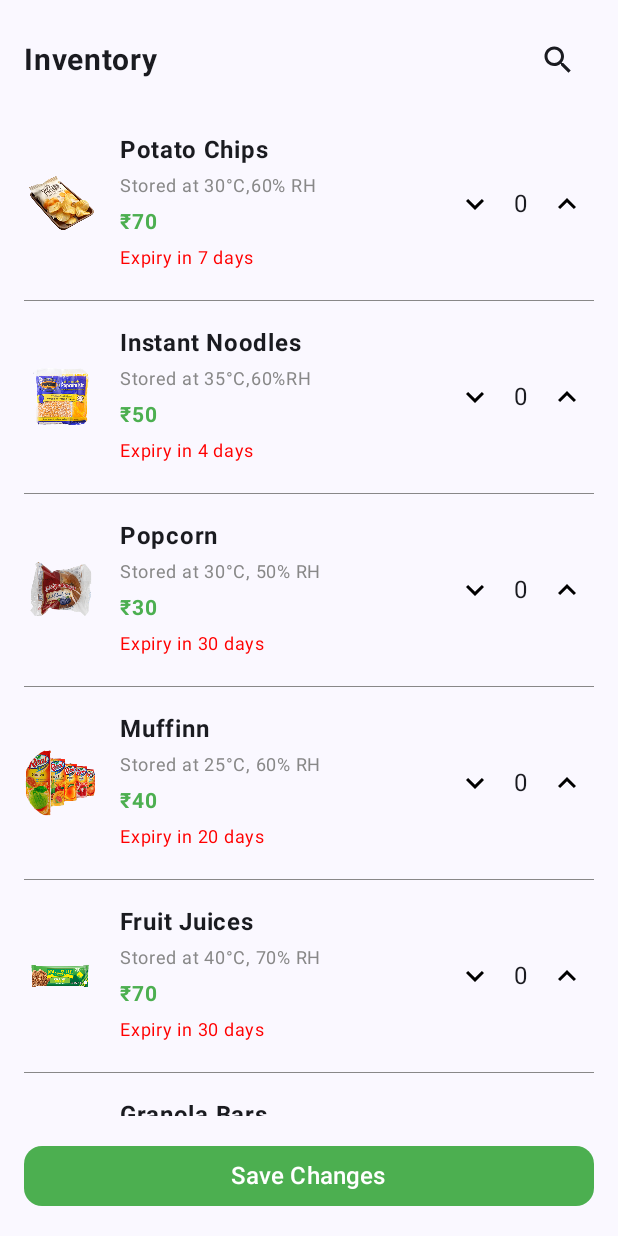
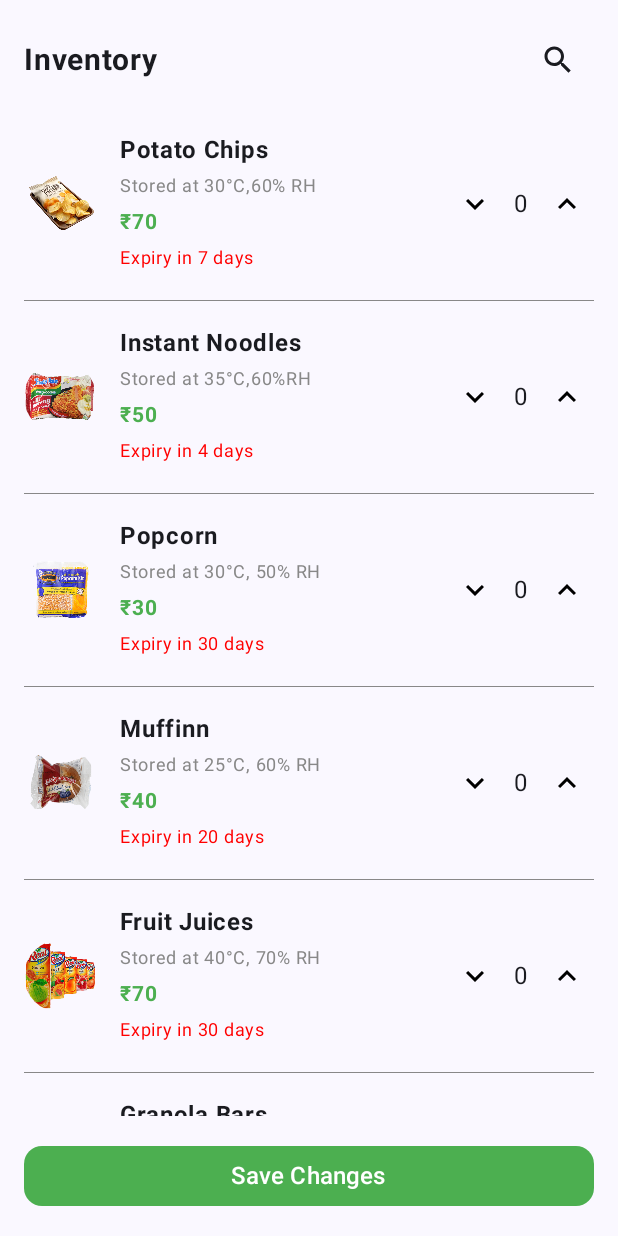
Before and after one commit to curiousfalak/Innotech_Wastenot, an Android app built with Jetpack Compose: the packagedite screen opened through its navigation route, on a phone screen of 412 x 824 dp. Run offline under Robolectric (Android 15) with nearby library versions, the light colour scheme and no system bars.

```diff
--- a/app/src/main/java/com/example/wastenot/Screens/bakeryinvent.kt
+++ b/app/src/main/java/com/example/wastenot/Screens/bakeryinvent.kt
@@ -50,7 +50,7 @@ fun bakery(){
         packagedit("Bread", "Stored at 30°C,60% RH",  R.drawable.img_16,"₹70","Expiry in 7 days"),
         packagedit("Cakes","Stored at 35°C,60%RH", R.drawable.img_17,"₹50","Expiry in 4 days"),
         packagedit("Cookies", "Stored at 30°C, 50% RH", R.drawable.img_18,"₹30","Expiry in 30 days"),
-        packagedit("Muffinn", "Stored at 25°C, 60% RH", R.drawable.img_11,"₹40","Expiry in 20 days"),
+        packagedit("Muffinn", "Stored at 25°C, 60% RH", R.drawable.img_10,"₹40","Expiry in 20 days"),
         packagedit("Doughnuts", "Stored at 40°C, 70% RH", R.drawable.img_19,"₹70","Expiry in 30 days"),
         packagedit("Pie", "Stored at 28°C, 50% RH", R.drawable.img_20,"₹40","Expiry in 30 days"),
 
--- a/app/src/main/java/com/example/wastenot/Screens/packagedite.kt
+++ b/app/src/main/java/com/example/wastenot/Screens/packagedite.kt
@@ -49,11 +49,11 @@ data class packagedit(
 fun packaged(){
     val items = listOf(
         packagedit("Potato Chips", "Stored at 30°C,60% RH",  R.drawable.img_8,"₹70","Expiry in 7 days"),
-        packagedit("Instant Noodles","Stored at 35°C,60%RH",R.drawable.img_9,"₹50","Expiry in 4 days"),
-        packagedit("Popcorn", "Stored at 30°C, 50% RH", R.drawable.img_10,"₹30","Expiry in 30 days"),
-        packagedit("Muffinn", "Stored at 25°C, 60% RH", R.drawable.img_11,"₹40","Expiry in 20 days"),
-        packagedit("Fruit Juices", "Stored at 40°C, 70% RH", R.drawable.img_12,"₹70","Expiry in 30 days"),
-        packagedit("Granola Bars", "Stored at 28°C, 50% RH", R.drawable.img_13,"₹40","Expiry in 30 days"),
+        packagedit("Instant Noodles","Stored at 35°C,60%RH",R.drawable.img_13,"₹50","Expiry in 4 days"),
+        packagedit("Popcorn", "Stored at 30°C, 50% RH", R.drawable.img_9,"₹30","Expiry in 30 days"),
+        packagedit("Muffinn", "Stored at 25°C, 60% RH", R.drawable.img_10,"₹40","Expiry in 20 days"),
+        packagedit("Fruit Juices", "Stored at 40°C, 70% RH", R.drawable.img_11,"₹70","Expiry in 30 days"),
+        packagedit("Granola Bars", "Stored at 28°C, 50% RH", R.drawable.img_12,"₹40","Expiry in 30 days"),
         packagedit("Pretzels","Stored at 25°C, 50% RH",R.drawable.img_14,"₹30","Expiry in 40 days"),
         packagedit("Canned Soups","Stored at 25°C, 50% RH",R.drawable.img_15,"₹30","Expiry in 40 days")
 
```
